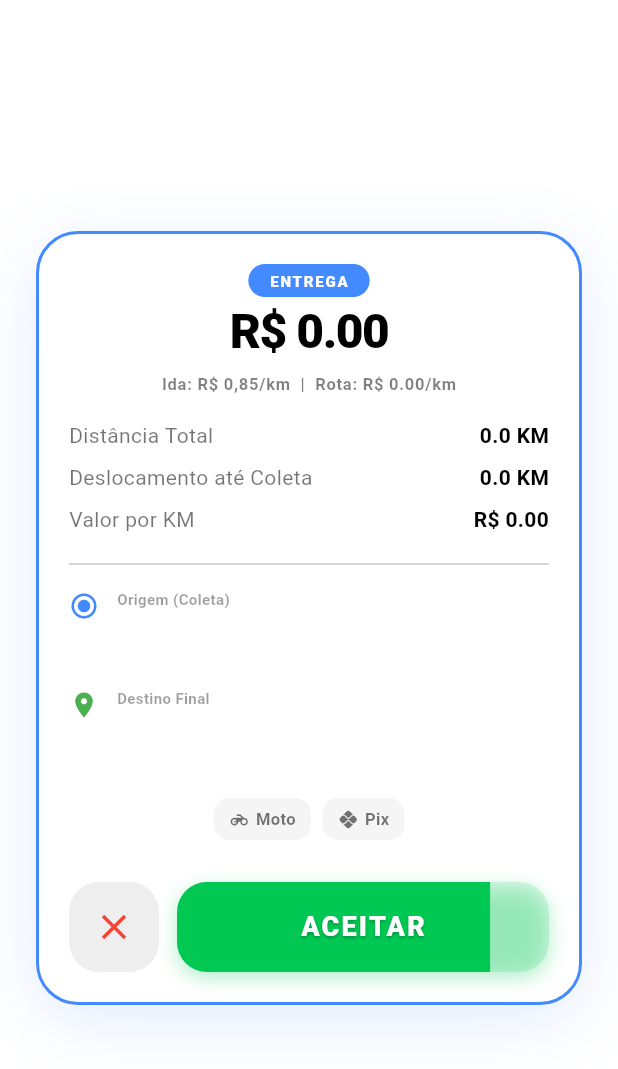
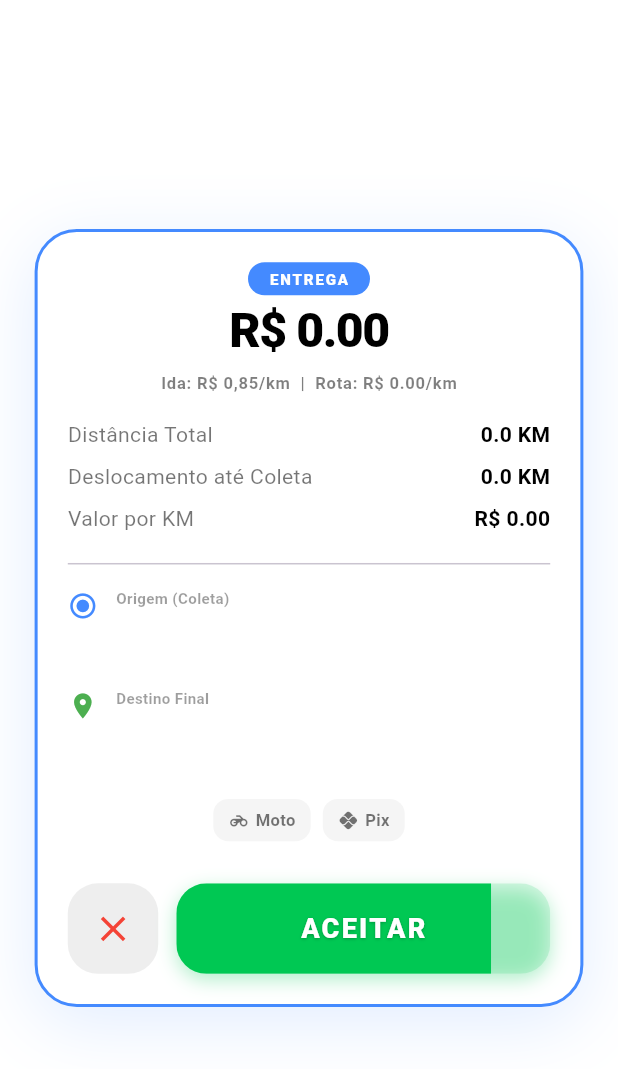
Before and after one commit to LeandroSouza82/Viper-Delevery, a Flutter app: the ViperOfferOverlay widget shown alone on an empty page, opened directly with empty values, on a phone screen of 412 x 824 dp. Shown: the top 1069 px of the screen. Run offline on Flutter 3.47's test engine with Material 3 defaults, Android fonts, the phone set to English and light mode, and no system bars; our stand-ins replace cached_network_image, fl_chart, flutter_dotenv, geolocator, get, image_picker and 6 more; missing offline and left inert: flutter_foreground_task, mapbox_maps_flutter, validatorless; accounts and stored records are empty.

```diff
--- a/lib/src/modules/home/widgets/viper_offer_overlay.dart
+++ b/lib/src/modules/home/widgets/viper_offer_overlay.dart
@@ -2,7 +2,7 @@ import 'package:flutter/material.dart';
 import 'package:flutter/services.dart';
 import 'package:viper_delivery/src/modules/home/models/viper_order.dart';
 
-class ViperOfferOverlay extends StatelessWidget {
+class ViperOfferOverlay extends StatefulWidget {
   final ViperOffer offer;
   final VoidCallback onAccept;
   final VoidCallback onDecline;
@@ -17,13 +17,46 @@ class ViperOfferOverlay extends StatelessWidget {
   });
 
   @override
+  State<ViperOfferOverlay> createState() => _ViperOfferOverlayState();
+}
+
+class _ViperOfferOverlayState extends State<ViperOfferOverlay> with SingleTickerProviderStateMixin {
+  late AnimationController _pulseController;
+  late Animation<double> _scaleAnimation;
+
+  @override
+  void initState() {
+    super.initState();
+    _pulseController = AnimationController(
+      duration: const Duration(milliseconds: 450), // Ciclo suave de pulsar
+      vsync: this,
+    );
+
+    _scaleAnimation = Tween<double>(
+      begin: 1.0,
+      end: 1.05, // Aumento de 5%
+    ).animate(CurvedAnimation(
+      parent: _pulseController,
+      curve: Curves.easeInOut,
+    ));
+
+    _pulseController.repeat(reverse: true);
+  }
+
+  @override
+  void dispose() {
+    _pulseController.dispose();
+    super.dispose();
+  }
+
+  @override
   Widget build(BuildContext context) {
-    final bgColor = isDark ? const Color(0xFF1E1E1E) : Colors.white;
-    final textColor = isDark ? Colors.white : Colors.black;
+    final bgColor = widget.isDark ? const Color(0xFF1E1E1E) : Colors.white;
+    final textColor = widget.isDark ? Colors.white : Colors.black;
 
     // Identidade visual baseada no tipo de pedido (ou Super Rota)
-    final mainType = offer.orders.isNotEmpty ? offer.orders.first.tipo : ViperOrderType.entrega;
-    final serviceColor = offer.isSuper ? Colors.tealAccent[400]! : mainType.color;
+    final mainType = widget.offer.orders.isNotEmpty ? widget.offer.orders.first.tipo : ViperOrderType.entrega;
+    final serviceColor = widget.offer.isSuper ? Colors.tealAccent[400]! : mainType.color;
 
     return TweenAnimationBuilder<double>(
       duration: const Duration(milliseconds: 600),
@@ -36,6 +69,15 @@ class ViperOfferOverlay extends StatelessWidget {
         );
       },
       child: Center(
+        child: AnimatedBuilder(
+          animation: _scaleAnimation,
+          builder: (context, child) {
+            return Transform.scale(
+              scale: _scaleAnimation.value,
+              alignment: Alignment.center,
+              child: child,
+            );
+          },
           child: Stack(
             clipBehavior: Clip.none,
             children: [
@@ -46,12 +88,12 @@ class ViperOfferOverlay extends StatelessWidget {
                   color: bgColor,
                   borderRadius: BorderRadius.circular(28),
                   border: Border.all(
-                  color: offer.priorityBoost > 0 ? Colors.orangeAccent : serviceColor,
-                  width: (offer.isSuper || offer.priorityBoost > 0) ? 3 : 2
+                    color: widget.offer.priorityBoost > 0 ? Colors.orangeAccent : serviceColor,
+                    width: (widget.offer.isSuper || widget.offer.priorityBoost > 0) ? 3 : 2
                   ),
                   boxShadow: [
                     BoxShadow(
-                    color: (offer.priorityBoost > 0 ? Colors.orangeAccent : serviceColor).withAlpha(isDark ? 80 : 40),
+                      color: (widget.offer.priorityBoost > 0 ? Colors.orangeAccent : serviceColor).withAlpha(widget.isDark ? 80 : 40),
                       blurRadius: 40,
                       offset: const Offset(0, 10),
                     ),
@@ -62,7 +104,7 @@ class ViperOfferOverlay extends StatelessWidget {
                   crossAxisAlignment: CrossAxisAlignment.stretch,
                   children: [
                     // Título Superior (Apenas em Super Rota)
-                  if (offer.isSuper)
+                    if (widget.offer.isSuper)
                       Padding(
                         padding: const EdgeInsets.only(bottom: 4),
                         child: Text(
@@ -81,11 +123,11 @@ class ViperOfferOverlay extends StatelessWidget {
                         child: Container(
                           padding: const EdgeInsets.symmetric(horizontal: 14, vertical: 4),
                           decoration: BoxDecoration(
-                          color: offer.priorityBoost > 0 ? Colors.orangeAccent : serviceColor,
+                            color: widget.offer.priorityBoost > 0 ? Colors.orangeAccent : serviceColor,
                             borderRadius: BorderRadius.circular(12),
                           ),
                           child: Text(
-                          offer.priorityBoost > 0 ? 'OFERTA PRIORITÁRIA' : mainType.label,
+                            widget.offer.priorityBoost > 0 ? 'OFERTA PRIORITÁRIA' : mainType.label,
                             style: const TextStyle(
                               color: Colors.white,
                               fontSize: 10,
@@ -98,10 +140,10 @@ class ViperOfferOverlay extends StatelessWidget {
 
                     // VALOR (Destaque Máximo)
                     Text(
-                    'R\$ ${offer.valorTotal.toStringAsFixed(2)}',
+                      'R\$ ${widget.offer.valorTotal.toStringAsFixed(2)}',
                       textAlign: TextAlign.center,
                       style: TextStyle(
-                      fontSize: offer.isSuper ? 54 : 32,
+                        fontSize: widget.offer.isSuper ? 54 : 32,
                         fontWeight: FontWeight.w900,
                         color: textColor,
                         letterSpacing: -1,
@@ -112,7 +154,7 @@ class ViperOfferOverlay extends StatelessWidget {
                       mainAxisAlignment: MainAxisAlignment.center,
                       children: [
                         Text(
-                        'Ida: R\$ 0,85/km  |  Rota: R\$ ${offer.valorKmRota.toStringAsFixed(2)}/km',
+                          'Ida: R\$ 0,85/km  |  Rota: R\$ ${widget.offer.valorKmRota.toStringAsFixed(2)}/km',
                           textAlign: TextAlign.center,
                           style: TextStyle(
                             fontSize: 11,
@@ -121,11 +163,11 @@ class ViperOfferOverlay extends StatelessWidget {
                             letterSpacing: 0.5,
                           ),
                         ),
-                      if (offer.priorityBoost > 0) ...[
+                        if (widget.offer.priorityBoost > 0) ...[
                           const SizedBox(width: 8),
                           const Icon(Icons.bolt, color: Colors.greenAccent, size: 14),
                           Text(
-                          '+ R\$ ${offer.priorityBoost.toStringAsFixed(2)}',
+                            '+ R\$ ${widget.offer.priorityBoost.toStringAsFixed(2)}',
                             style: const TextStyle(color: Colors.greenAccent, fontWeight: FontWeight.bold, fontSize: 11),
                           ),
                         ],
@@ -134,33 +176,33 @@ class ViperOfferOverlay extends StatelessWidget {
                     const SizedBox(height: 12),
 
                     // Print Style Body
-                  _buildStatRow('Distância Total', '${offer.distanciaTotal.toStringAsFixed(1)} KM', isDark),
-                  _buildStatRow('Deslocamento até Coleta', '${offer.distanciaDeslocamento.toStringAsFixed(1)} KM', isDark),
-                  _buildStatRow('Valor por KM', 'R\$ ${offer.valorPorKm.toStringAsFixed(2)}', isDark),
+                    _buildStatRow('Distância Total', '${widget.offer.distanciaTotal.toStringAsFixed(1)} KM', widget.isDark),
+                    _buildStatRow('Deslocamento até Coleta', '${widget.offer.distanciaDeslocamento.toStringAsFixed(1)} KM', widget.isDark),
+                    _buildStatRow('Valor por KM', 'R\$ ${widget.offer.valorPorKm.toStringAsFixed(2)}', widget.isDark),
                     const Divider(height: 32),
 
                     // Locations
                     _buildLocationRow(
                       Icons.radio_button_checked,
                       'Origem (Coleta)',
-                    offer.pickupNeighborhood,
-                    offer.pickupStreet,
+                      widget.offer.pickupNeighborhood,
+                      widget.offer.pickupStreet,
                       serviceColor,
-                    isDark,
+                      widget.isDark,
                     ),
                     const SizedBox(height: 12),
                     _buildLocationRow(
                       Icons.location_on,
                       'Destino Final',
-                    offer.dropoffNeighborhood,
-                    offer.dropoffStreet,
-                    offer.isSuper ? serviceColor : Colors.green,
-                    isDark,
+                      widget.offer.dropoffNeighborhood,
+                      widget.offer.dropoffStreet,
+                      widget.offer.isSuper ? serviceColor : Colors.green,
+                      widget.isDark,
                     ),
                     const SizedBox(height: 20),
 
                     // Summary Info
-                  if (offer.isSuper)
+                    if (widget.offer.isSuper)
                       Padding(
                         padding: const EdgeInsets.only(bottom: 20),
                         child: Container(
@@ -170,7 +212,7 @@ class ViperOfferOverlay extends StatelessWidget {
                             borderRadius: BorderRadius.circular(16),
                           ),
                           child: Text(
-                          'Rota otimizada com ${offer.qtdPedidos} entregas sequenciais.',
+                            'Rota otimizada com ${widget.offer.qtdPedidos} entregas sequenciais.',
                             style: TextStyle(color: serviceColor, fontSize: 12, fontWeight: FontWeight.bold),
                             textAlign: TextAlign.center,
                           ),
@@ -181,12 +223,12 @@ class ViperOfferOverlay extends StatelessWidget {
                     Row(
                       mainAxisAlignment: MainAxisAlignment.center,
                       children: [
-                      _buildBadge(Icons.motorcycle, 'Moto', isDark),
+                        _buildBadge(Icons.motorcycle, 'Moto', widget.isDark),
                         const SizedBox(width: 8),
-                      _buildBadge(Icons.pix, 'Pix', isDark),
-                      if (offer.isSuper) ...[
+                        _buildBadge(Icons.pix, 'Pix', widget.isDark),
+                        if (widget.offer.isSuper) ...[
                           const SizedBox(width: 8),
-                        _buildBadge(Icons.layers, '${offer.qtdPedidos} Pedidos', isDark),
+                          _buildBadge(Icons.layers, '${widget.offer.qtdPedidos} Pedidos', widget.isDark),
                         ],
                       ],
                     ),
@@ -199,12 +241,12 @@ class ViperOfferOverlay extends StatelessWidget {
                         GestureDetector(
                           onTap: () {
                             HapticFeedback.lightImpact();
-                          onDecline();
+                            widget.onDecline();
                           },
                           child: Container(
                             padding: const EdgeInsets.all(16),
                             decoration: BoxDecoration(
-                            color: isDark ? Colors.white10 : Colors.grey[200],
+                              color: widget.isDark ? Colors.white10 : Colors.grey[200],
                               borderRadius: BorderRadius.circular(20),
                             ),
                             child: const Icon(Icons.close, color: Colors.red, size: 28),
@@ -232,7 +274,7 @@ class ViperOfferOverlay extends StatelessWidget {
                                 child: InkWell(
                                   onTap: () {
                                     HapticFeedback.vibrate();
-                                  onAccept();
+                                    widget.onAccept();
                                   },
                                   child: Stack(
                                     children: [
@@ -284,7 +326,7 @@ class ViperOfferOverlay extends StatelessWidget {
                 ),
               ),
               // Badge de Boost (URGENTE)
-            if (offer.priorityBoost > 0)
+              if (widget.offer.priorityBoost > 0)
                 Positioned(
                   top: -12,
                   right: 12,
@@ -311,7 +353,7 @@ class ViperOfferOverlay extends StatelessWidget {
                         const Icon(Icons.priority_high, color: Colors.white, size: 14),
                         const SizedBox(width: 4),
                         Text(
-                        'URGENTE + R\$ ${offer.priorityBoost.toStringAsFixed(2)}',
+                          'URGENTE + R\$ ${widget.offer.priorityBoost.toStringAsFixed(2)}',
                           style: const TextStyle(
                             color: Colors.white,
                             fontSize: 12,
@@ -324,6 +366,7 @@ class ViperOfferOverlay extends StatelessWidget {
                   ),
                 ),
             ],
+          ),
         ),
       ),
     );
```
Also changed, not shown: lib/src/modules/home/controllers/viper_menu_controller.dart (+46 -0 lines), lib/src/modules/home/services/viper_mock_service.dart (+17 -31 lines), lib/src/modules/home/views/home_view.dart (+17 -30 lines). Lines whose indentation alone changed are shown as unchanged.
